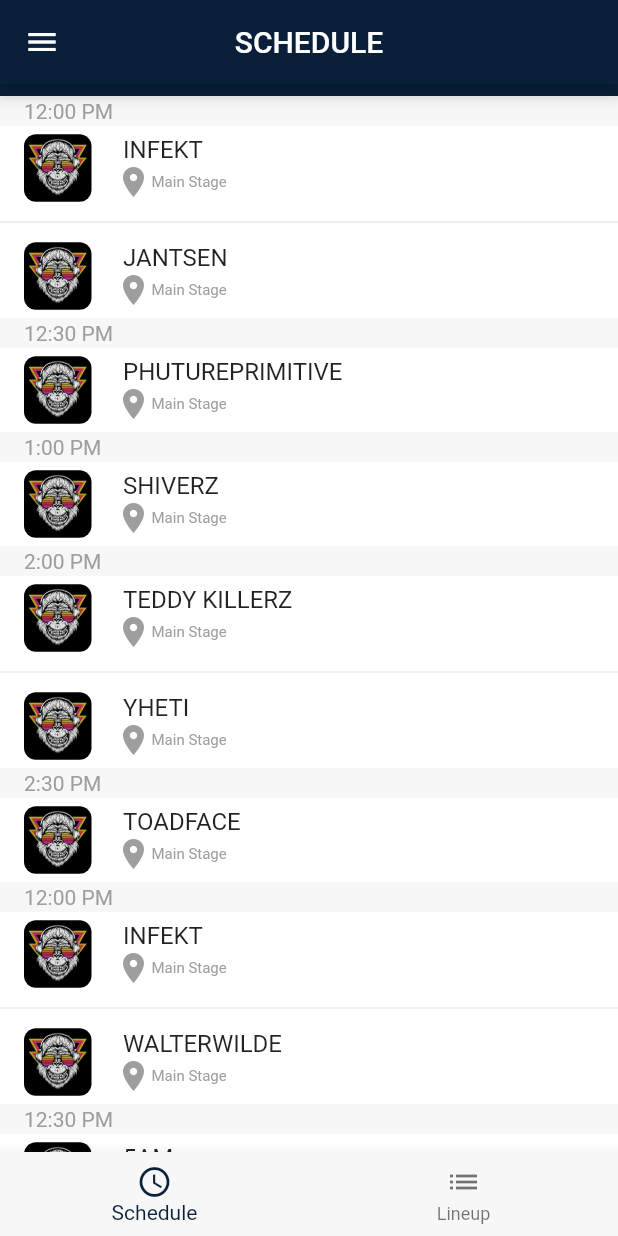
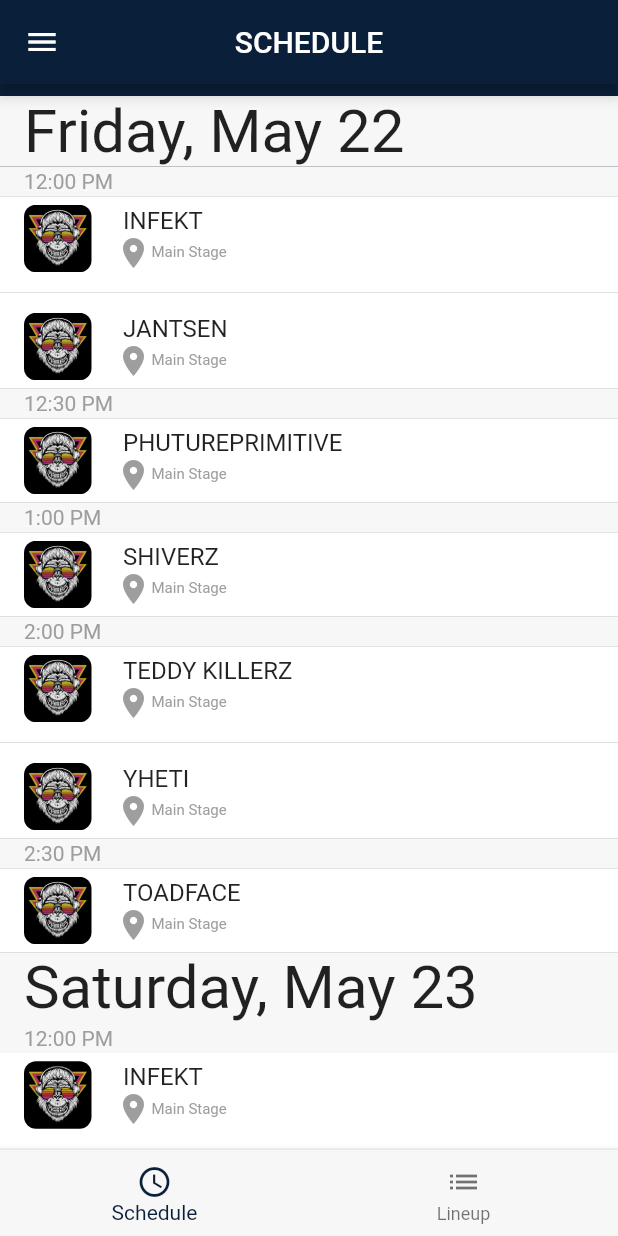
Before and after one commit to jbacher/bigfootelectro-app, a Flutter app: the LineupScreen screen opened by its route, on a phone screen of 412 x 824 dp. Run offline on Flutter 3.47's test engine with Material 2 defaults, Android fonts, the light colour scheme and no system bars; drawn by our look-alikes of sticky_headers; our stand-ins replace photo_view.

Commit message:
progress on lineup

```diff
--- a/lib/screens/lineup/lineup_screen.dart
+++ b/lib/screens/lineup/lineup_screen.dart
@@ -200,13 +200,72 @@ class _LineupState extends State<LineupScreen> {
       );
   }
 
+  String _parseDayOfWeek(DateTime performanceTime) {
+    switch (performanceTime.weekday) {
+      case 1: return "Monday";
+      case 2: return "Tuesday";
+      case 3: return "Wednesday";
+      case 4: return "Thursday";
+      case 5: return "Friday";
+      case 6: return "Saturday";
+      case 7: return "Sunday";
+      default: return "";
+    }
+  }
+
+  String _parseMonth(DateTime performanceTime) {
+    switch (performanceTime.month) {
+      case 1: return "January";
+      case 2: return "February";
+      case 3: return "March";
+      case 4: return "April";
+      case 5: return "May";
+      case 6: return "June";
+      case 7: return "July";
+      case 8: return "August";
+      case 9: return "September";
+      case 10: return "October";
+      case 11: return "November";
+      case 12: return "December";
+      default: return "";
+    }
+  }
+
   Widget schedule() {
+
+    List<int> dateCovered = List<int>();
+
+    Widget _possibleDate(DateTime dateTime) {
+    if (!dateCovered.contains(dateTime.day)) {
+      dateCovered.add(dateTime.day);
+      return SizedBox(
+        width: double.infinity,
+        child:
+        Container(
+        color: Color(0xffF7F7F7),
+        padding: EdgeInsets.symmetric(horizontal: 16),
+        child: Text(_parseDayOfWeek(dateTime).toString() +", "+_parseMonth(dateTime)+" "+dateTime.day.toString(),
+          style: TextStyle(
+            fontSize: 40
+          ),
+        ),
+      ),
+      );
+    } else {
+      return Container();
+    }
+  }
+
+
     return Scrollbar(
         child: ListView.builder(
         shrinkWrap: true,
         padding: EdgeInsets.symmetric(vertical: 8.0),
         itemBuilder: (context, index){
-          return StickyHeader(
+          return
+            Column(children: <Widget>[
+              _possibleDate(_scheduleArtists.keys.elementAt(index)),
+              StickyHeader(
             header: Container(
               height: 20,
               color: Color(0xffF7F7F7), //pick a lighter gray to match bottom bar
@@ -255,7 +314,10 @@ class _LineupState extends State<LineupScreen> {
                 },
               ),
             )
-          );
+          )
+            ],
+            );
+
         },
         itemCount: _scheduleArtists.keys.length,
         ),
--- a/lib/screens/notifications/notification_focus.dart
+++ b/lib/screens/notifications/notification_focus.dart
@@ -7,13 +7,13 @@ Widget notificationFocus(Announcement announcement) {
 
   String _parseDayOfWeek(DateTime performanceTime) {
     switch (performanceTime.weekday) {
-      case 0: return "Monday";
-      case 1: return "Tuesday";
-      case 2: return "Wednesday";
-      case 3: return "Thursday";
-      case 4: return "Friday";
-      case 5: return "Saturday";
-      case 6: return "Sunday";
+      case 1: return "Monday";
+      case 2: return "Tuesday";
+      case 3: return "Wednesday";
+      case 4: return "Thursday";
+      case 5: return "Friday";
+      case 6: return "Saturday";
+      case 7: return "Sunday";
       default: return "";
     }
   }
```
